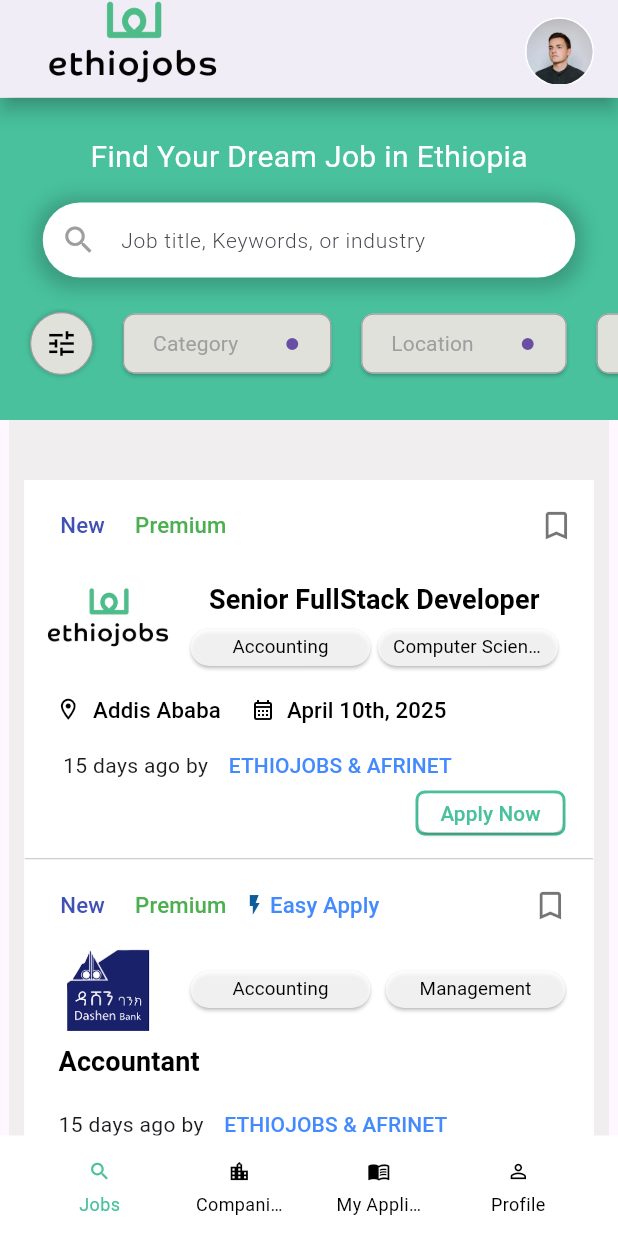
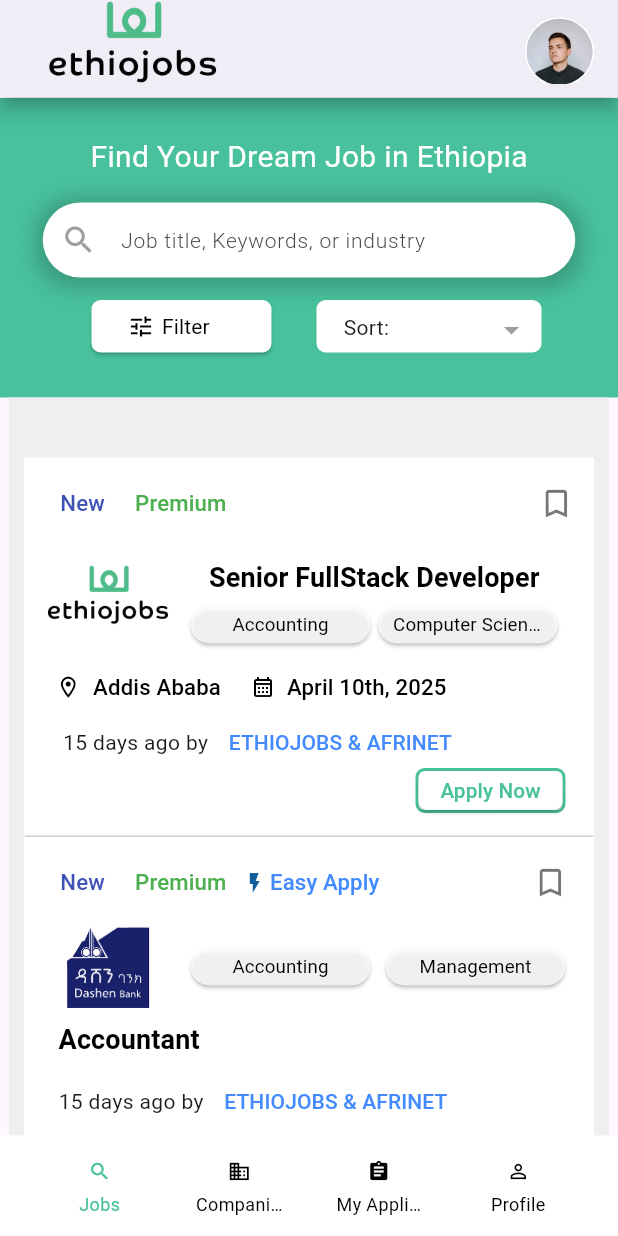
Before and after one commit to YishakAlemu/Ethiojobs, a Flutter app: the screen it shows after launch, on a phone screen of 412 x 824 dp. Run offline on Flutter 3.47's test engine with Material 3 defaults, Android fonts, the phone set to English and light mode, and no system bars; our stand-ins replace file_picker, font_awesome_flutter, open_file; missing offline and left inert: flutter_quill.

Commit message:
adding company page

```diff
--- a/lib/home.dart
+++ b/lib/home.dart
@@ -11,6 +11,7 @@
 }
 
 class _HomepageState extends State<Homepage> {
+  String? _selectedValue = '';
   int _selectedNavIndex = 0;
 int _getIndex(String label) {
     switch (label) {
@@ -75,14 +76,14 @@
 
             // First main container
                     Container(
-                     height: 215,
+                     height: 200,
                      width:700,
                  color: Color.fromARGB(255, 72, 193, 156), // Background color for the first container
                child: Column(
           children: [
             Container(
               height: 60,
-              width: 355,
+              width: 370,
               margin: EdgeInsets.only(top: 10),
 
               child: Center(
@@ -124,205 +125,107 @@
 ),
             ),
 
-
+SizedBox(height:10),
     Container(
-      margin: EdgeInsets.only(top: 20),
-  height: 50,
-  width: 700,
-  child: SingleChildScrollView(
-    scrollDirection: Axis.horizontal,
-    child: Padding(
-      padding: const EdgeInsets.symmetric(horizontal: 20), // Adjust the horizontal padding
-      child: Wrap(
-        spacing: 20, // Space between buttons
-        children: [
-
+
+      height:45,
+      width:370,
+
+      child: Row(children: [
+        SizedBox(width:40),
             Container(
-              margin: EdgeInsets.only(top: 3),
-              height: 42,
-              width:42,
+              height:35,
+              width:120,
+
+              child: ElevatedButton(onPressed: (){},
+              style: ElevatedButton.styleFrom(
+                                backgroundColor: Colors.white,
+                               shape: RoundedRectangleBorder(
+                              borderRadius: BorderRadius.circular(6),
+
+    ),),
+               child: Row(children: [
+                Icon(Icons.tune, color:Colors.black),
+                SizedBox(width:5),
+                Text('Filter', style:TextStyle(color:Colors.black,fontWeight: FontWeight.w400)),
+
+               ],)),
+            ),
+             SizedBox(width:30),
+             Container(
               decoration: BoxDecoration(
-    color: const Color.fromARGB(255, 225, 225, 220), // Background color
-    shape: BoxShape.circle, // Makes the button circular
-    boxShadow: [
-      BoxShadow(
-        color: Colors.black.withOpacity(0.2), // Shadow color
-        spreadRadius: 0.5, // Spread radius
-        blurRadius: 2, // Blur radius
-        offset: Offset(0, 0), // Position of the shadow
-      ),
-    ],
-    border: Border.all(
-      color: Colors.grey, // Border color
-      width: 0.8, // Border width
-    ),
-  ),
-  child: IconButton(
-    icon: Icon(Icons.tune, color: Colors.black, size: 22), // Icon color and size
-    onPressed: () {
-
-    },
-    constraints: BoxConstraints(
-      minWidth: 32,
-      minHeight: 32,
-    ),
-  ),
-),
-          ElevatedButton(
-  onPressed: () {},
-  style: ElevatedButton.styleFrom(
-    backgroundColor : const Color.fromARGB(255, 225, 225, 220),
-    padding: EdgeInsets.symmetric(horizontal: 20, vertical: 7),
-    shape: RoundedRectangleBorder(
-      borderRadius: BorderRadius.circular(8),
-      side: BorderSide(
-        color: Colors.grey,
-        width: 0.8,
-      ),
-    ),
-  ),
-  child: Row(
-    mainAxisAlignment: MainAxisAlignment.spaceBetween,
-    children: [
-      Text(
-        'Category',
-        style: TextStyle(fontSize: 14, fontWeight: FontWeight.w400, color: Colors.grey),
-      ),
-      Padding(
-        padding: EdgeInsets.only(left: 30.0), // Add padding if needed
-        child: Icon(Icons.fiber_manual_record, size: 12), // Dot icon on the right
-      ),
-    ],
-  ),
-),
-          ElevatedButton(
-  onPressed: () {},
-  style: ElevatedButton.styleFrom(
-    backgroundColor : const Color.fromARGB(255, 225, 225, 220),
-    padding: EdgeInsets.symmetric(horizontal: 20, vertical: 7), // Adjust padding as needed
-    shape: RoundedRectangleBorder(
-      borderRadius: BorderRadius.circular(8),
-      side: BorderSide(
-        color: Colors.grey, // Border color
-        width: 0.8, // Border width
-      ), // // Optional: rounded corners
-    ),
-  ),
-  child: Row(
-    mainAxisAlignment: MainAxisAlignment.spaceBetween, // Space between text and icon
-    children: [
-      Text(
-        'Location',
-        style: TextStyle(fontSize: 14, fontWeight: FontWeight.w400, color: Colors.grey),
-      ),
-      Padding(
-        padding: EdgeInsets.only(left: 30.0), // Add padding if needed
-        child: Icon(Icons.fiber_manual_record, size: 12), // Dot icon on the right
-      ),
-    ],
-  ),
-),
-         ElevatedButton(
-  onPressed: () {},
-  style: ElevatedButton.styleFrom(
-    backgroundColor : const Color.fromARGB(255, 225, 225, 220),
-    padding: EdgeInsets.symmetric(horizontal: 20, vertical: 7), // Adjust padding as needed
-    shape: RoundedRectangleBorder(
-      borderRadius: BorderRadius.circular(8),
-      side: BorderSide(
-        color: Colors.grey,
-        width: 0.8,
-      ),
-    ),
-  ),
-  child: Row(
-    mainAxisAlignment: MainAxisAlignment.spaceBetween,
-    children: [
-      Text(
-        'Carrer',
-        style: TextStyle(fontSize: 14, fontWeight: FontWeight.w400, color: Colors.grey),
-      ),
-      Padding(
-        padding: EdgeInsets.only(left: 30.0),
-        child: Icon(Icons.fiber_manual_record, size: 12),
-      ),
-    ],
-  ),
-),
-          ElevatedButton(
-  onPressed: () {},
-  style: ElevatedButton.styleFrom(
-    backgroundColor : const Color.fromARGB(255, 225, 225, 220),
-    padding: EdgeInsets.symmetric(horizontal: 20, vertical: 7), // Adjust padding as needed
-    shape: RoundedRectangleBorder(
-      borderRadius: BorderRadius.circular(8),
-      side: BorderSide(
-        color: Colors.grey, // Border color
-        width: 0.8, // Border width
-      ), // // Optional: rounded corners
-    ),
-  ),
-  child: Row(
-    mainAxisAlignment: MainAxisAlignment.spaceBetween, // Space between text and icon
-    children: [
-      Text(
-        'Employment Type',
-        style: TextStyle(fontSize: 14, fontWeight: FontWeight.w400, color: Colors.grey),
-      ),
-      Padding(
-        padding: EdgeInsets.only(left: 30.0),
-        child: Icon(Icons.fiber_manual_record, size: 12),
-      ),
-    ],
-  ),
-),
-           Container(
-  margin: EdgeInsets.only(top: 4),
-  height: 40,
-  width: 160,
-  decoration: BoxDecoration(
-    color: const Color.fromARGB(255, 225, 225, 220),
-    borderRadius: BorderRadius.circular(8),
-    boxShadow: [
-      BoxShadow(
-        color: Colors.grey.withOpacity(0.2),
-        spreadRadius: 1,
-        blurRadius: 3,
-        offset: Offset(0, 2),
-      ),
-    ],
-  ),
+        borderRadius: BorderRadius.circular(6),
+        color:Colors.white,
+      ),
+              height: 35,
+              width: 150,
+
                child: PopupMenuButton<String>(
                  onSelected: (String value) {
-
+                   setState(() {
+                     _selectedValue = value; // Update the selected value
+                   });
                  },
                  icon: Row(
                    mainAxisAlignment: MainAxisAlignment.spaceBetween,
                    children: [
                      Padding(
                        padding: const EdgeInsets.symmetric(horizontal: 10),
-          child: Text(
-            'Posted Wit...',
-            style: TextStyle(overflow: TextOverflow.ellipsis,fontSize: 14, fontWeight: FontWeight.w400, color: Colors.grey),
+                       child: Row(
+                         children: [
+                           Text('Sort: '),
+                           Text(
+                _selectedValue ?? 'Select an option',
+                style: TextStyle(
+                  overflow: TextOverflow.ellipsis,
+                  fontSize: 14,
+                  fontWeight: FontWeight.w400,
+
+                ),
+                           ),
+                         ],
                        ),
                      ),
                      Icon(Icons.arrow_drop_down, color: Colors.grey),
                    ],
                  ),
                  itemBuilder: (BuildContext context) => [
-      PopupMenuItem(value: 'Any date', child: Text('Any date',style: TextStyle(fontSize: 13, fontWeight: FontWeight.w400, color: Colors.black),)),
-      PopupMenuItem(value: 'Since yesterday', child: Text('Since yesterday',style: TextStyle(fontSize: 13, fontWeight: FontWeight.w400, color: Colors.black),)),
-      PopupMenuItem(value: 'Last 7 days', child: Text('Last 7 days',style: TextStyle(fontSize: 13, fontWeight: FontWeight.w400, color: Colors.black),)),
-      PopupMenuItem(value: 'Last 30 days', child: Text('Last 30 days',style: TextStyle(fontSize: 13, fontWeight: FontWeight.w400, color: Colors.black),)),
+                   PopupMenuItem(
+                     value: 'Popularity',
+                     child: Text(
+                       'Popularity',
+                       style: TextStyle(overflow: TextOverflow.ellipsis,fontSize: 13, fontWeight: FontWeight.w400, color: Colors.black),
+                     ),
+                   ),
+                   PopupMenuItem(
+                     value: 'Date',
+                     child: Text(
+                       'Date',
+                       style: TextStyle(fontSize: 13, fontWeight: FontWeight.w400, color: Colors.black),
+                     ),
+                   ),
+                   PopupMenuItem(
+                     value: 'Location',
+                     child: Text(
+                       'Location',
+                       style: TextStyle(fontSize: 13, fontWeight: FontWeight.w400, color: Colors.black),
+                     ),
+                   ),
+                   PopupMenuItem(
+                     value: 'Type',
+                     child: Text(
+                       'Type',
+                       style: TextStyle(fontSize: 13, fontWeight: FontWeight.w400, color: Colors.black),
+                     ),
+                   ),
                  ],
                  offset: Offset(0, 40),
                  color: Colors.white,
                ),
              )
-        ],
-      ),
-    ),
-  ),
+
+
+      ],),
     ),
           ]
         ),
@@ -2140,16 +2043,14 @@
           const Color.fromARGB(255, 72, 193, 156), 0.7
 
         ),
-        buildNavItem(Icons.location_city_outlined, 'Companies', () {
-         // Navigator.pushNamed(context, '/saved');
+        buildNavItem(Icons.business, 'Companies', () {
+         Navigator.pushNamed(context, '/companies');
         }, 22, const Color.fromARGB(255, 0, 0, 0),0.7),
-        buildNavItem(Icons.menu_book_outlined, 'My Applications', () {
+        buildNavItem(Icons.assignment, 'My Applications', () {
           Navigator.pushNamed(context, '/apps');
         }, 22, const Color.fromARGB(255, 0, 0, 0),0.7),
 
-        // buildNavItem(Icons.add_alert_sharp, 'Alert', () {
-        //   // Action for Alert
-        // }, 22, const Color.fromARGB(255, 72, 193, 156)),
+
 
         buildNavItem(Icons.person_outline_outlined, 'Profile', () {
           Navigator.pushNamed(context, '/profile');
```
Also changed, not shown: lib/apps.dart (+4 -6 lines), lib/companies.dart (added, +113 -0 lines), lib/parent_widget.dart (+5 -11 lines), lib/profile.dart (+3 -7 lines), lib/saved.dart (+3 -7 lines), 4 other files. Lines whose indentation alone changed are shown as unchanged.
